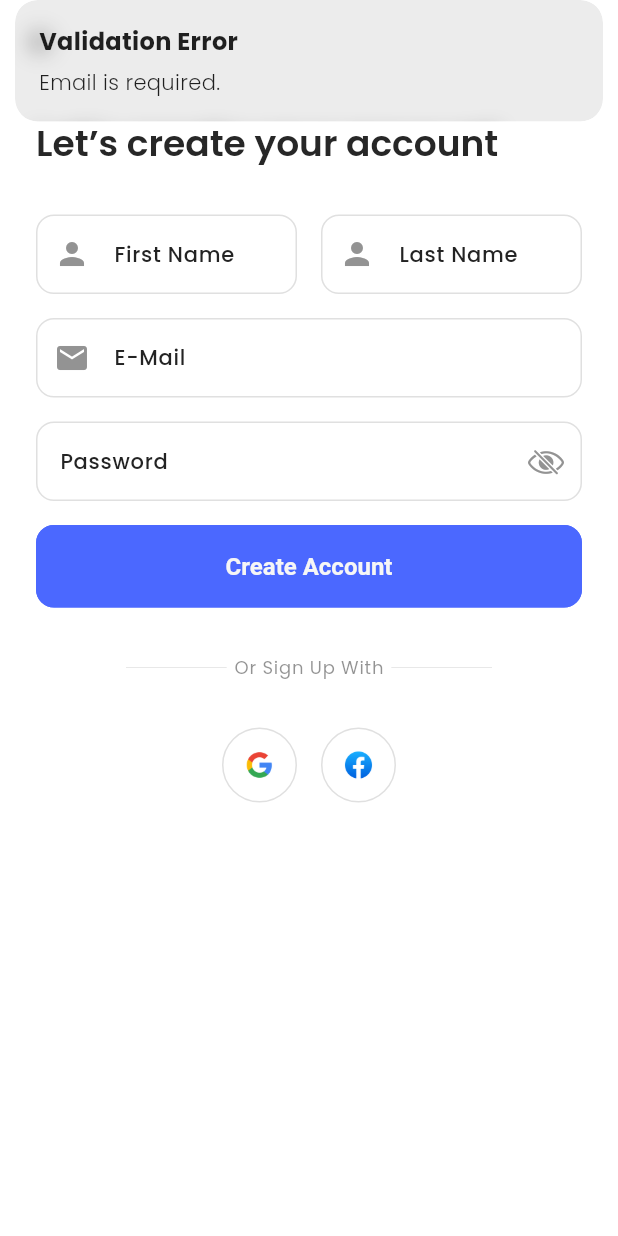
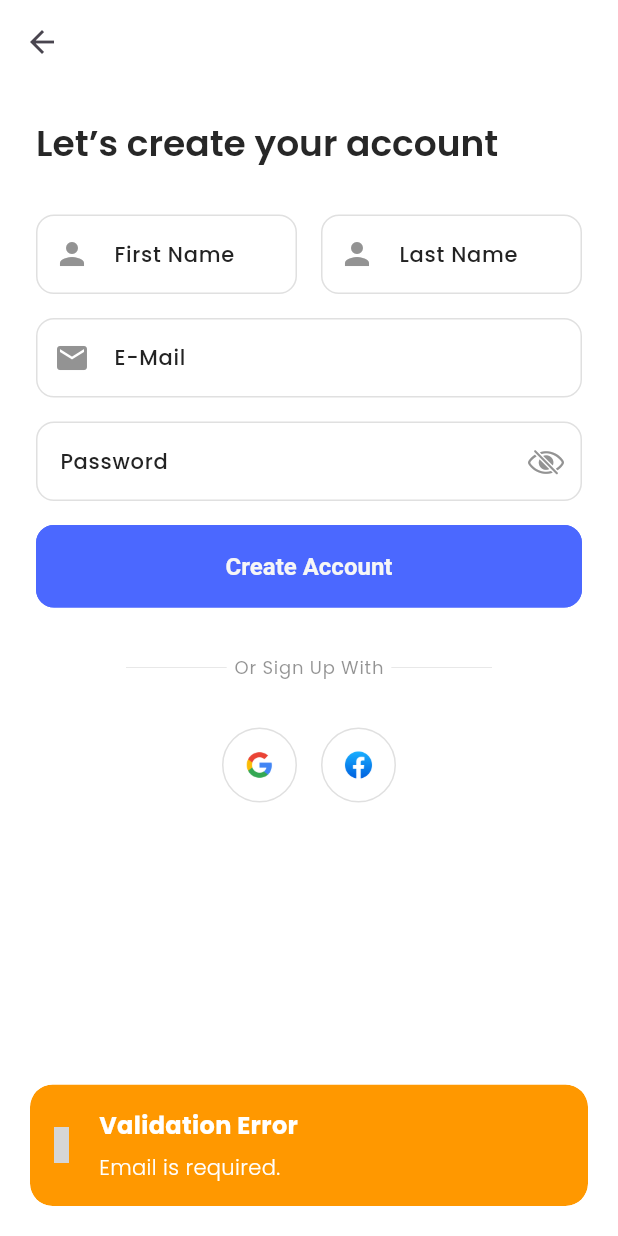
Before and after one commit to CelPat/ProjektZespolowyPCZ, a Flutter app: the SignUpScreen screen opened directly, after a tap on "Create Account", on a phone screen of 412 x 824 dp. Run offline on Flutter 3.47's test engine with Material 3 defaults, Android fonts, the phone set to English and light mode, and no system bars; our stand-ins replace connectivity_plus, firebase_storage, get, get_storage, iconsax, logger and 2 more; accounts and stored records are empty; grey boxes are pictures that could not be loaded.

Commit message:
Fix app bar back arrow icon theme

```diff
--- a/lib/features/authentication/controllers/signup_controller.dart
+++ b/lib/features/authentication/controllers/signup_controller.dart
@@ -1,5 +1,6 @@
 import 'package:flutter/material.dart';
 import 'package:get/get.dart';
+import 'package:projekt_zespolowy_pcz/utils/popups/loaders.dart';
 import 'package:projekt_zespolowy_pcz/utils/validators/validation.dart';
 
 class SignupController extends GetxController {
@@ -12,26 +13,23 @@ class SignupController extends GetxController {
     String? emailError =
         ZenValidator.validateEmail(emailController.text.trim());
     if (emailError != null) {
-      Get.snackbar('Validation Error', emailError,
-          snackPosition: SnackPosition.TOP);
+      ZenLoaders.warningSnackBar(
+          title: "Validation Error", message: emailError);
       return false;
     }
 
     String? passwordError =
         ZenValidator.validatePassword(passwordTextController.text.trim());
     if (passwordError != null) {
-      Get.snackbar('Validation Error', passwordError,
-          snackPosition: SnackPosition.TOP);
+      ZenLoaders.warningSnackBar(
+          title: "Validation Error", message: passwordError);
       return false;
     }
 
     if (firstNameController.text.trim().isEmpty ||
         lastNameController.text.trim().isEmpty) {
-      Get.snackbar(
-        "Error",
-        "You need to enter all the fields.",
-        snackPosition: SnackPosition.TOP,
-      );
+      ZenLoaders.warningSnackBar(
+          title: "Error", message: "You need to enter all the fields.");
       return false;
     }
     return true;
--- a/lib/features/authentication/screens/signup/signup.dart
+++ b/lib/features/authentication/screens/signup/signup.dart
@@ -13,7 +13,9 @@ class SignUpScreen extends StatelessWidget {
   @override
   Widget build(BuildContext context) {
     return Scaffold(
-      appBar: AppBar(),
+      appBar: AppBar(
+        iconTheme: Theme.of(context).iconTheme,
+      ),
       body: SingleChildScrollView(
         child: Padding(
           padding: const EdgeInsets.all(ZenSizes.defaultSpace),
--- a/lib/features/authentication/screens/signup/verify_email.dart
+++ b/lib/features/authentication/screens/signup/verify_email.dart
@@ -14,10 +14,12 @@ class VerifyEmailScreen extends StatelessWidget {
   Widget build(BuildContext context) {
     return Scaffold(
       appBar: AppBar(
+        iconTheme: Theme.of(context).iconTheme,
         actions: [
           IconButton(
-              onPressed: () => Get.offAll(() => LoginPage()),
-              icon: const Icon(CupertinoIcons.clear))
+            onPressed: () => Get.offAll(() => LoginPage()),
+            icon: const Icon(CupertinoIcons.clear),
+          ),
         ],
       ),
       body: SingleChildScrollView(
--- a/lib/navigation_menu.dart
+++ b/lib/navigation_menu.dart
@@ -30,7 +30,7 @@ class NavigationMenu extends StatelessWidget {
               : Colors.black.withOpacity(0.1),
           destinations: const [
             NavigationDestination(icon: Icon(Iconsax.home), label: 'Home'),
-            NavigationDestination(icon: Icon(Iconsax.user), label: 'Profile'),
+            // NavigationDestination(icon: Icon(Iconsax.user), label: 'Profile'),
             NavigationDestination(
                 icon: Icon(Icons.phone_enabled), label: 'Help center'),
             NavigationDestination(
@@ -48,9 +48,9 @@ class NavigationController extends GetxController {
 
   final screens = [
     const HomePage(),
-    Container(
-      color: Colors.amberAccent,
-    ),
+    // Container(
+    //   color: Colors.amberAccent,
+    // ),
     const HelpPage(),
     const KnowledgePage()
   ];
```
